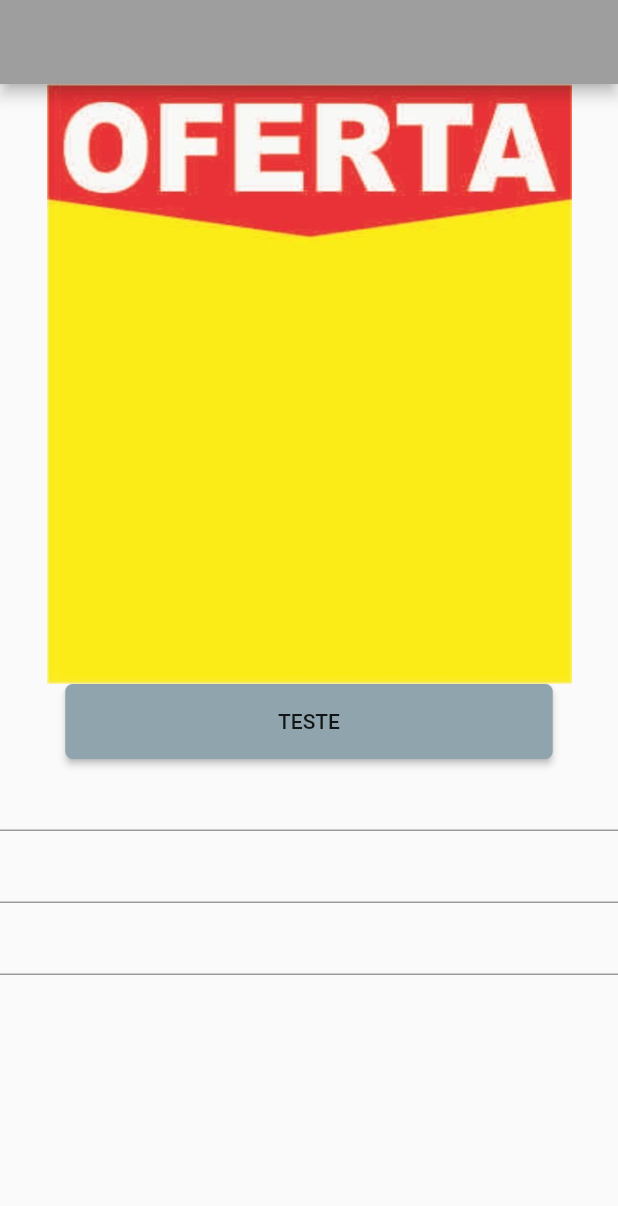
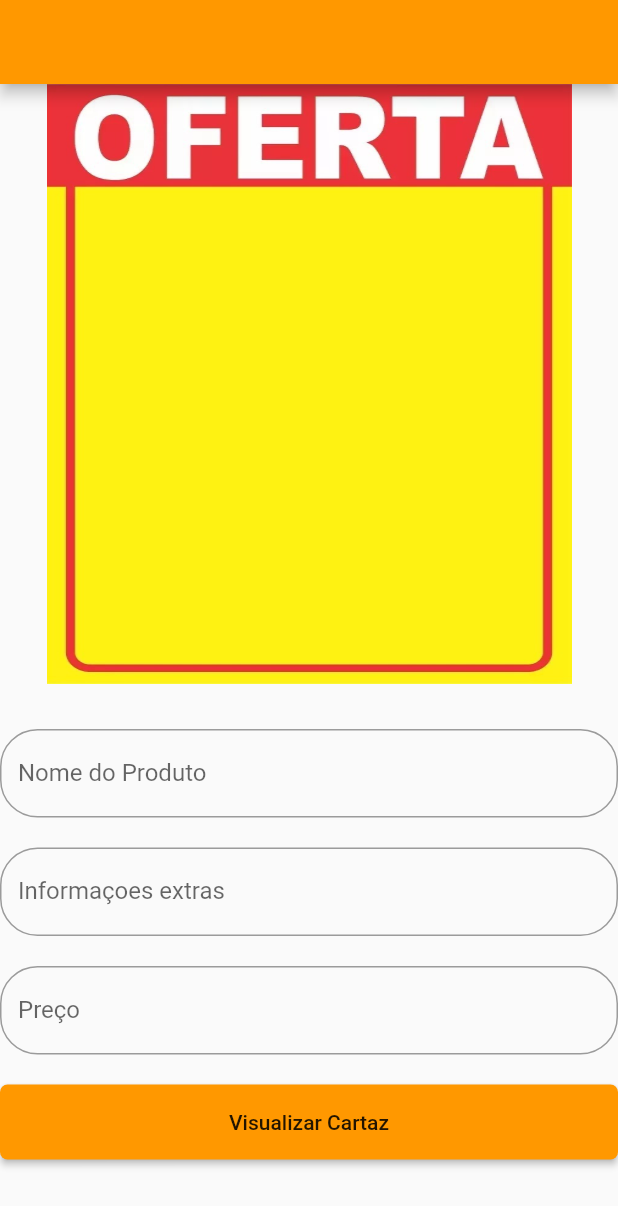
Before and after one commit to matheusplannerer/ofertas, a Flutter app: the screen it shows after launch, on a phone screen of 412 x 824 dp. Shown: the top 1206 px of the screen. Run offline on Flutter 3.47's test engine with Material 2 defaults, Android fonts, the phone set to English and light mode, and no system bars; our stand-ins replace cloud_firestore, datetime_picker_formfield, firebase_auth; missing offline and left inert: load; accounts and stored records are empty.

Commit message:
Cartaz pronto e rodando liso
Foi feito a operação de printar o container com o modelo do cartaz, transformando ele em base64 junto com os textformfield pra alterarem ao vivo. Depois foi feita a página amostra que mostra pro usuario o cartaz pronto e transforma o conteudo bs64 em imagem novamente!

```diff
--- a/lib/PE004.dart
+++ b/lib/PE004.dart
@@ -4,7 +4,7 @@ import 'package:flutter/material.dart';
 import 'package:ofertas/global/global.dart';
 import 'package:ofertas/models/classes_usuarios.dart';
 import 'package:provider/provider.dart';
-import 'package:firebase_storage/firebase_storage.dart';
+// import 'package:firebase_storage/firebase_storage.dart';
 
 
 class PE004 extends StatefulWidget {
--- a/lib/main.dart
+++ b/lib/main.dart
@@ -11,8 +11,8 @@ import 'package:ofertas/global/global.dart';
 import 'package:ofertas/models/cartaz.dart';
 import 'package:ofertas/teste.dart';
 import 'package:provider/provider.dart';
-import 'package:firebase_storage/firebase_storage.dart';
-import 'package:image_picker/image_picker.dart';
+// import 'package:firebase_storage/firebase_storage.dart';
+// import 'package:image_picker/image_picker.dart';
 import 'package:ofertas/models/descrição_cartaz.dart';
 
 void main() => runApp(
--- a/lib/models/descrição_cartaz.dart
+++ b/lib/models/descrição_cartaz.dart
@@ -1,19 +1,16 @@
 import 'package:flutter/material.dart';
-import 'cartaz.dart';
+import 'package:ofertas/CA001.dart';
+import 'produtos.dart';
 
 class DadosCartaz extends StatefulWidget {
   _DadosCartazState createState() => _DadosCartazState();
 }
 
 class _DadosCartazState extends State<DadosCartaz> {
-  var formKey = GlobalKey<FormState>();
-  String nomeproduto = "";
-  String informacoes = "";
-  String precoantigo = "";
-  String preconovo = "";
-
   @override
   Widget build(BuildContext context) {
+    Dados cartaz = Dados();
+    // TODO: implement build
     return Scaffold(
       body: Container(
         padding: const EdgeInsets.all(30.0),
@@ -31,14 +28,7 @@ class _DadosCartazState extends State<DadosCartaz> {
                   Padding(
                     padding: EdgeInsets.only(top: 50.0),
                   ),
-                  Form(
-                    key: formKey,
-                    child: Column(
-                      children: <Widget>[
                   TextFormField(
-                          onSaved: (String value) {
-                            nomeproduto = value;
-                          },
                     decoration: InputDecoration(
                       labelText: "Nome do Produto",
                       fillColor: Colors.white,
@@ -46,15 +36,14 @@ class _DadosCartazState extends State<DadosCartaz> {
                           borderRadius: BorderRadius.circular(25.0),
                           borderSide: BorderSide()),
                     ),
+                    onSaved: (String value) {
+                      cartaz.produto = value;
+                    },
                   ),
                   Padding(
                     padding: EdgeInsets.only(top: 30.0),
                   ),
                   TextFormField(
-                          onSaved: (String value) {
-                            informacoes = value;
-                            print(informacoes);
-                          },
                     decoration: InputDecoration(
                       labelText: "Informações (opcionais)",
                       fillColor: Colors.white,
@@ -62,14 +51,14 @@ class _DadosCartazState extends State<DadosCartaz> {
                           borderRadius: BorderRadius.circular(25.0),
                           borderSide: BorderSide()),
                     ),
+                    onSaved: (String value) {
+                      cartaz.infos = value;
+                    },
                   ),
                   Padding(
                     padding: EdgeInsets.only(top: 30.0),
                   ),
                   TextFormField(
-                          onSaved: (String value) {
-                            precoantigo = value;
-                          },
                     decoration: InputDecoration(
                       labelText: "Preço antigo",
                       fillColor: Colors.white,
@@ -77,14 +66,14 @@ class _DadosCartazState extends State<DadosCartaz> {
                           borderRadius: BorderRadius.circular(25.0),
                           borderSide: BorderSide()),
                     ),
+                    onSaved: (String value) {
+                      cartaz.preco1 = value;
+                    },
                   ),
                   Padding(
                     padding: EdgeInsets.only(top: 30.0),
                   ),
                   TextFormField(
-                          onSaved: (String value) {
-                            preconovo = value;
-                          },
                     decoration: InputDecoration(
                       labelText: "Preço da promoção",
                       fillColor: Colors.white,
@@ -92,28 +81,19 @@ class _DadosCartazState extends State<DadosCartaz> {
                           borderRadius: BorderRadius.circular(25.0),
                           borderSide: BorderSide()),
                     ),
-                        ),
-                      ],
-                    ),
-                  ),
-                  SizedBox(
-                    height: 20.0,
+                    onSaved: (String value) {
+                      cartaz.preco2 = value;
+                    },
                   ),
                   RaisedButton(
-                      child: Text('Continuar'),
-                      color: Colors.blueGrey[200],
-                      textColor: Colors.white,
                     onPressed: () {
-                        formKey.currentState.save();
-                        print(nomeproduto);
-                        print(informacoes);
-                        print(precoantigo);
-                        print(preconovo);
-                         Navigator.of(context)
-                            .push(MaterialPageRoute(builder: (context) {
-                          return CartazPage(nomeproduto,informacoes,precoantigo,preconovo);
-                        }));
-                      }),
+
+                      print(cartaz.produto);
+                      print(cartaz.infos);
+                      print(cartaz.preco1);
+                      print(cartaz.preco2);
+                    },
+                  )
                 ],
               ),
             ],
--- a/lib/teste.dart
+++ b/lib/teste.dart
@@ -1,8 +1,13 @@
 import 'package:flutter/material.dart';
-
+import 'dart:ui' as ui;
 import 'package:firebase_auth/firebase_auth.dart';
 import 'package:cloud_firestore/cloud_firestore.dart';
 import 'package:ofertas/controller/services.dart';
+import 'dart:convert';
+import 'dart:typed_data';
+import 'dart:async';
+import 'package:flutter/rendering.dart';
+import 'package:ofertas/amostra.dart';
 
 class Teste extends StatefulWidget {
   @override
@@ -14,8 +19,31 @@ class Teste extends StatefulWidget {
 
 class _TesteState extends State<Teste> {
   Services services = Services();
+  String email;
+  GlobalKey _globalKey = new GlobalKey();
 
-  String email;
+  Future<Uint8List> _capturePng() async {
+    try {
+      print('inside');
+      RenderRepaintBoundary boundary =
+          _globalKey.currentContext.findRenderObject();
+      ui.Image image = await boundary.toImage(pixelRatio: 3.0);
+      ByteData byteData =
+          await image.toByteData(format: ui.ImageByteFormat.png);
+      var pngBytes = byteData.buffer.asUint8List();
+      var bs64 = base64Encode(pngBytes);
+      print(pngBytes);
+      print(bs64);
+       Navigator.of(context)
+                            .push(MaterialPageRoute(builder: (context) {
+                          return AmostraPage(bs64);
+                        }));
+      setState(() {});
+      return pngBytes;
+    } catch (e) {
+      print(e);
+    }
+  }
 
   TextEditingController field1 = TextEditingController();
   TextEditingController field2 = TextEditingController();
@@ -25,10 +53,13 @@ class _TesteState extends State<Teste> {
   Widget build(BuildContext context) {
     // TODO: implement build
     return Scaffold(
-      appBar: AppBar(),
+      appBar: AppBar(
+        backgroundColor: Colors.orange,
+      ),
       body: ListView(
         children: [
           RepaintBoundary(
+            key: _globalKey,
             child: Stack(
               alignment: Alignment.center,
               children: <Widget>[
@@ -36,15 +67,26 @@ class _TesteState extends State<Teste> {
                   height: 400,
                   width: 350,
                   child: Image.asset(
-                    "assets/cartaz.jpg",
+                    "assets/cartaz2.jpg",
                     fit: BoxFit.fill,
                   ),
                 ),
                 Positioned(
-                  // top: 150,
-                  // right: 50,
+                  top: 110,
                   child: Text(
                     field1.text,
+                    style: TextStyle(
+                      color: Colors.red,
+                      fontWeight: FontWeight.bold,
+                      fontSize: 70,
+                    ),
+                  ),
+                ),
+                Positioned(
+                  bottom: 140,
+                  right: 160,
+                  child: Text(
+                    field2.text,
                     style: TextStyle(
                       color: Colors.black,
                       fontWeight: FontWeight.bold,
@@ -53,47 +95,83 @@ class _TesteState extends State<Teste> {
                   ),
                 ),
                 Positioned(
-                  bottom: 170,
-                  right: 160,
-                  child: Text(
-                    field2.text,
-                    style: TextStyle(
-                      color: Colors.black,
-                      fontWeight: FontWeight.bold,
-                      fontSize: 15,
-                    ),
-                  ),
-                ),
-                Positioned(
                   // top: 150,
                   // right: 50,
-                  bottom: 100,
+                  bottom: 80,
                   child: Text(
                     field3.text,
                     style: TextStyle(
-                      color: Colors.black,
+                      color: Colors.red,
                       fontWeight: FontWeight.bold,
-                      fontSize: 25,
+                      fontSize: 50,
                     ),
                   ),
                 ),
               ],
             ),
           ),
-          Center(
-            child: RaisedButton(
-              child: Text("TESTE"),
-              onPressed: () async {},
-            ),
-          ),
+          Padding(padding: EdgeInsets.only(top: 30),),
           TextFormField(
+            decoration: InputDecoration(
+                      labelText: "Nome do Produto",
+                      fillColor: Colors.white,
+                      border: OutlineInputBorder(
+                          borderRadius: BorderRadius.circular(25.0),
+                          borderSide: BorderSide()),
+                    ),
+            onChanged: (nome){
+              setState(() {});
+              // setState(() {
+              //  field1.text = nome;
+              // });
+            },
             controller: field1,
           ),
+          Padding(padding: EdgeInsets.only(top: 20),),
           TextFormField(
+            decoration: InputDecoration(
+                      labelText: "Informaçoes extras",
+                      fillColor: Colors.white,
+                      border: OutlineInputBorder(
+                          borderRadius: BorderRadius.circular(25.0),
+                          borderSide: BorderSide()),
+                    ),
+            onChanged: (nome){
+              setState(() {});
+
+              // setState(() {
+              //  field2.text = nome;
+              // });
+            },
             controller: field2,
           ),
+          Padding(padding: EdgeInsets.only(top: 20),),
           TextFormField(
+            decoration: InputDecoration(
+                      labelText: "Preço",
+                      fillColor: Colors.white,
+                      border: OutlineInputBorder(
+                          borderRadius: BorderRadius.circular(25.0),
+                          borderSide: BorderSide()),
+                    ),
+            onChanged: (nome){
+              setState(() {});
+
+              // setState(() {
+              //  field3.text = nome;
+              // });
+            },
             controller: field3,
+          ),
+          Padding(padding: EdgeInsets.only(top: 20),),
+          Container(
+
+            child: RaisedButton(
+            color: Colors.orange,
+
+            child: Text('Visualizar Cartaz'),
+            onPressed: _capturePng,
+          ),
           ),
         ],
       ),
--- a/pubspec.yaml
+++ b/pubspec.yaml
@@ -19,13 +19,11 @@ environment:
 dependencies:
   firebase_core: 0.4.0
   firebase_auth: 0.11.0
-  firebase_storage: ^3.0.0
   cloud_firestore: 0.11.0
   load: ^0.1.5+1
   datetime_picker_formfield: ^0.2.0
   provider: ^3.1.0
   intl: ^0.15.0
-  image_picker: ^0.6.0
 
   flutter:
     sdk: flutter
@@ -60,6 +58,7 @@ flutter:
     - assets/logo2.jpg
     - assets/mogi.jpg
     - assets/cartaz.jpg
+    - assets/cartaz2.jpg
 
   # To add assets to your application, add an assets section, like this:
   # assets:
```
Also changed, not shown: lib/amostra.dart (added, +37 -0 lines), assets/cartaz2.jpg (added), pubspec.lock. Lines whose indentation alone changed are shown as unchanged.
